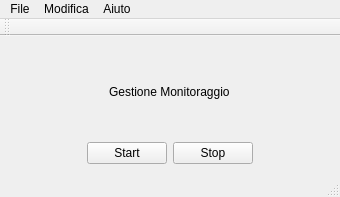
Before: the Qt Designer form RoomMonitor/main.ui in PieroMacaluso/RoomMonitor, drawn with Qt 5.
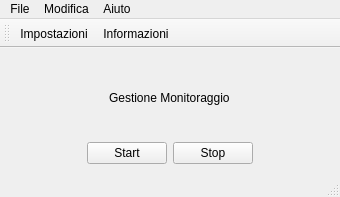
After: the same form once the commit is applied. Icons and pictures are not drawn.

What changed in the file:
```diff
--- a/RoomMonitor/main.ui
+++ b/RoomMonitor/main.ui
@@ -99,6 +99,8 @@
             <attribute name="toolBarBreak">
                 <bool>false</bool>
             </attribute>
+            <addaction name="actionSettings"/>
+            <addaction name="actionAbout"/>
         </widget>
         <widget class="QStatusBar" name="statusBar"/>
         <action name="actionSettings">
```
Left out of the diff: 6 changed lines with no effect on the pictures.
